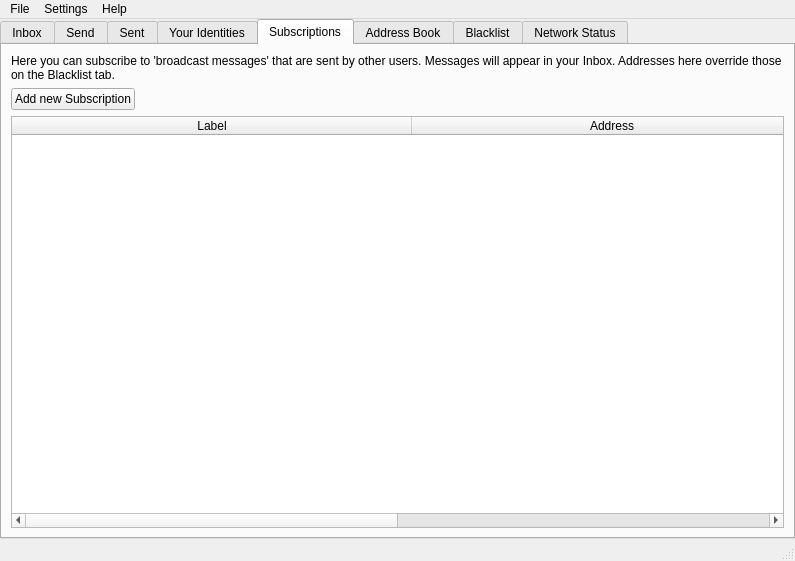
Old version of the form src/bitmessageqt/bitmessageui.ui in the repository Bitmessage/PyBitmessage.
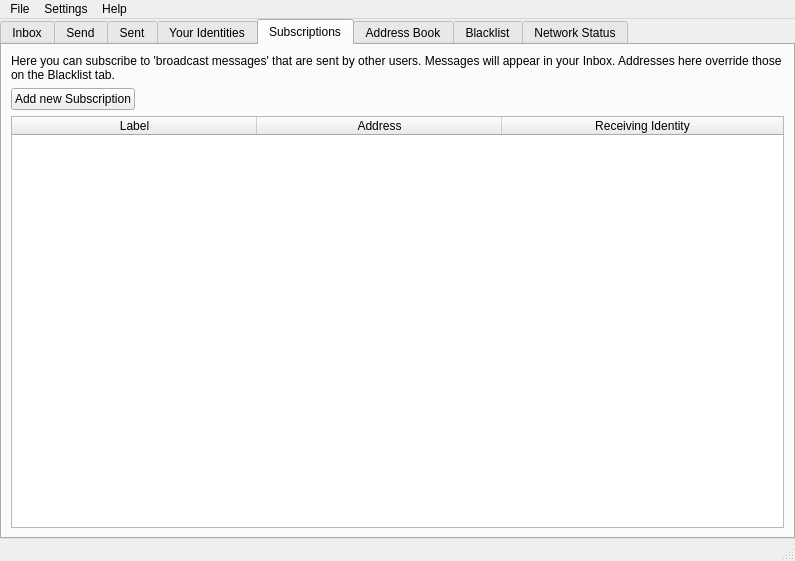
New version of the form. The open tabs and pages were chosen to show the change. Icons and pictures are not drawn.

```diff
--- a/src/bitmessageqt/bitmessageui.ui
+++ b/src/bitmessageqt/bitmessageui.ui
@@ -535,7 +535,7 @@
            <bool>true</bool>
           </attribute>
           <attribute name="horizontalHeaderDefaultSectionSize">
-           <number>400</number>
+           <number>245</number>
           </attribute>
           <attribute name="horizontalHeaderHighlightSections">
            <bool>false</bool>
@@ -559,6 +559,11 @@
             <string>Address</string>
            </property>
           </column>
+          <column>
+           <property name="text">
+            <string>Receiving Identity</string>
+           </property>
+          </column>
          </widget>
         </item>
        </layout>
```
